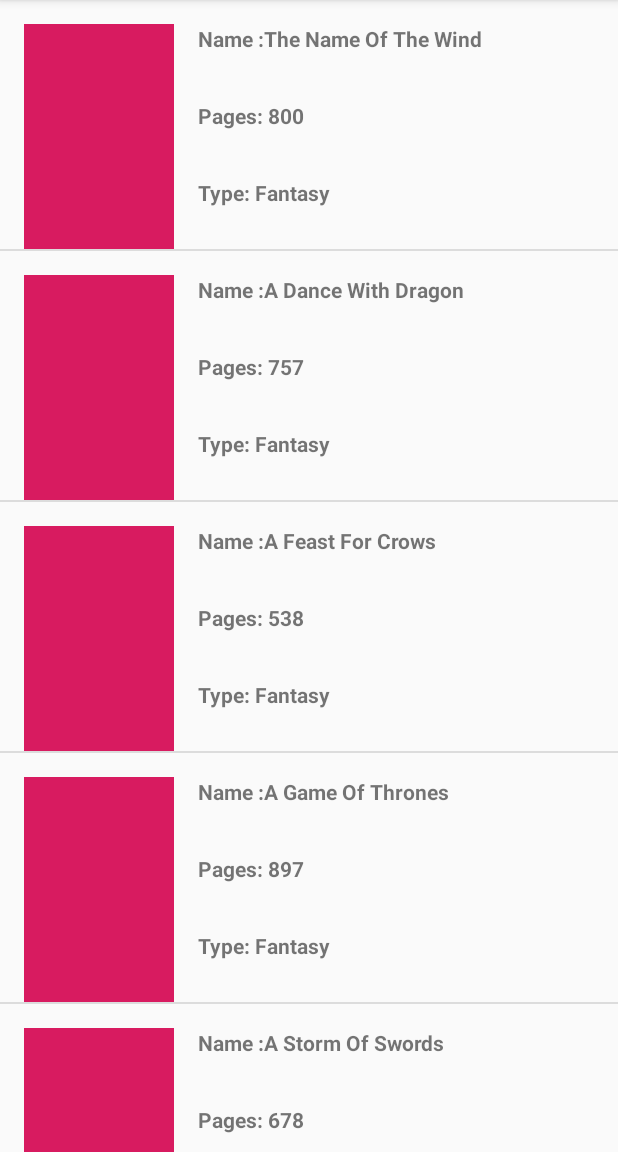
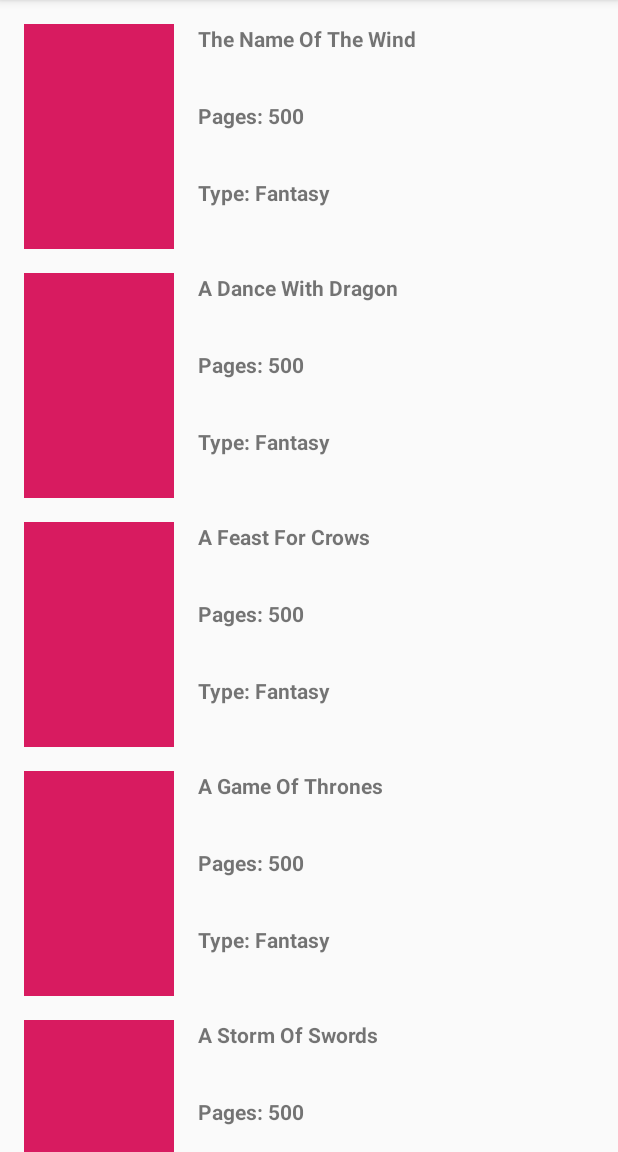
Before and after one commit to onurtemiz/BookLister, an Android app: the screen it shows after launch (MainActivity), on a phone screen of 412 x 824 dp, the part 84-1236 px from its top. Run offline under Robolectric (Android 15) with nearby library versions, the phone set to English and light mode, and no system bars.

Commit message:
Replaced With RecyclerView

```diff
--- a/app/src/main/java/com/example/booklister/BookAdapter.java
+++ b/app/src/main/java/com/example/booklister/BookAdapter.java
@@ -10,39 +10,47 @@ import android.widget.TextView;
 
 import androidx.annotation.NonNull;
 import androidx.annotation.Nullable;
+import androidx.recyclerview.widget.RecyclerView;
 
 import java.util.List;
 
-public class BookAdapter extends ArrayAdapter<Book> {
+public class BookAdapter extends RecyclerView.Adapter<BookAdapter.ViewHolder> {
 
 
-    public BookAdapter(@NonNull Context context, @NonNull List<Book> objects) {
-        super(context, 0, objects);
+    public class ViewHolder extends RecyclerView.ViewHolder{
+        public TextView bookName;
+
+        public ViewHolder(View itemView){
+            super(itemView);
+            bookName = (TextView) itemView.findViewById(R.id.bookName);
+
+        }
     }
 
-    @NonNull
+    private List<Book> books;
+
+    public BookAdapter(List<Book> b){
+        books = b;
+    }
+
     @Override
-    public View getView(int position, @Nullable View convertView, @NonNull ViewGroup parent) {
-        View rootView = convertView;
-        if (rootView == null){
-            rootView = LayoutInflater.from(getContext()).inflate(R.layout.book,parent,false);
-        }
-        Book book = getItem(position);
+    public BookAdapter.ViewHolder onCreateViewHolder(ViewGroup parent, int viewType){
+        Context context = parent.getContext();
+        LayoutInflater inflater = LayoutInflater.from(context);
+        View contactView = inflater.inflate(R.layout.book,parent,false);
+        ViewHolder viewHolder = new ViewHolder(contactView);
+        return viewHolder;
+    }
 
-        TextView bookName = (TextView) rootView.findViewById(R.id.bookName);
-        bookName.setText("Name :" + book.getBookName());
+    @Override
+    public void onBindViewHolder(BookAdapter.ViewHolder viewHolder,int position){
+        Book book = books.get(position);
+        TextView bookName = viewHolder.bookName;
+        bookName.setText(book.getBookName());
+    }
 
-        TextView bookType = (TextView) rootView.findViewById(R.id.bookType);
-        bookType.setText("Type: " + book.getBookType());
-
-        TextView bookPages = (TextView) rootView.findViewById(R.id.bookPage);
-        bookPages.setText("Pages: " + book.getBookPages());
-
-        return rootView;
-
-
-
-
-
+    @Override
+    public int getItemCount(){
+        return books.size();
     }
 }
--- a/app/src/main/java/com/example/booklister/MainActivity.java
+++ b/app/src/main/java/com/example/booklister/MainActivity.java
@@ -1,11 +1,11 @@
 package com.example.booklister;
-
 import androidx.appcompat.app.AppCompatActivity;
-import androidx.constraintlayout.widget.ConstraintLayout;
+import androidx.recyclerview.widget.LinearLayoutManager;
+import androidx.recyclerview.widget.RecyclerView;
+import androidx.viewpager.widget.ViewPager;
+import androidx.viewpager2.widget.ViewPager2;
 
 import android.os.Bundle;
-import android.widget.LinearLayout;
-import android.widget.ListView;
 
 import java.util.ArrayList;
 import java.util.List;
@@ -18,6 +18,7 @@ public class MainActivity extends AppCompatActivity {
     protected void onCreate(Bundle savedInstanceState) {
         super.onCreate(savedInstanceState);
         setContentView(R.layout.book_list);
+
         books.add(new Book("The Name Of The Wind","Fantasy","800",0));
         books.add(new Book("A Dance With Dragon","Fantasy","757",0));
         books.add(new Book("A Feast For Crows","Fantasy","538",0));
@@ -27,8 +28,15 @@ public class MainActivity extends AppCompatActivity {
         books.add(new Book("Harry Potter And The Order Of The Phoenix","Fantasy","653",0));
         books.add(new Book("Harry Potter And The Philosopher's Stone","Fantasy","231",0));
         books.add(new Book("The World Of Ice And Fire","Fantasy","582",0));
-        BookAdapter bookAdapter = new BookAdapter(this,books);
-        ListView listView = (ListView) findViewById(R.id.bookListView);
-        listView.setAdapter(bookAdapter);
+
+
+        RecyclerView recyclerView = (RecyclerView) findViewById(R.id.bookListView);
+        System.out.println(recyclerView.toString());
+        BookAdapter bookAdapter = new BookAdapter(books);
+        recyclerView.setAdapter(bookAdapter);
+        recyclerView.setLayoutManager(new LinearLayoutManager(this));
+
+
+
     }
 }
--- a/app/src/main/res/layout/book.xml
+++ b/app/src/main/res/layout/book.xml
@@ -3,7 +3,7 @@
     xmlns:app="http://schemas.android.com/apk/res-auto"
     xmlns:tools="http://schemas.android.com/tools"
     android:layout_width="match_parent"
-    android:layout_height="match_parent"
+    android:layout_height="wrap_content"
     android:orientation="vertical">
 
     <TextView
--- a/app/src/main/res/layout/book_list.xml
+++ b/app/src/main/res/layout/book_list.xml
@@ -1,8 +1,16 @@
 <?xml version="1.0" encoding="utf-8"?>
-<ListView xmlns:android="http://schemas.android.com/apk/res/android"
-    android:orientation="vertical" android:layout_width="match_parent"
-    android:layout_height="match_parent"
-    android:id="@+id/bookListView"
-    >
+<androidx.constraintlayout.widget.ConstraintLayout xmlns:android="http://schemas.android.com/apk/res/android"
+    xmlns:app="http://schemas.android.com/apk/res-auto"
+    android:layout_width="match_parent"
+    android:layout_height="match_parent">
 
-</ListView>
+    <androidx.recyclerview.widget.RecyclerView
+        android:id="@+id/bookListView"
+        android:layout_width="0dp"
+        android:layout_height="match_parent"
+        app:layout_constraintBottom_toBottomOf="parent"
+        app:layout_constraintEnd_toEndOf="parent"
+        app:layout_constraintStart_toStartOf="parent"
+        app:layout_constraintTop_toTopOf="parent" />
+
+</androidx.constraintlayout.widget.ConstraintLayout>
--- a/app/src/main/res/values/strings.xml
+++ b/app/src/main/res/values/strings.xml
@@ -3,4 +3,7 @@
     <string name="bookName">Name: Yüzüklerin Efendisi: Kralın Dönüşü</string>
     <string name="bookPages">Pages: 500</string>
     <string name="bookType">Type: Fantasy</string>
+
+    <!-- TODO: Remove or change this placeholder text -->
+    <string name="hello_blank_fragment">Hello blank fragment</string>
 </resources>
```
Also changed, not shown: app/build.gradle (+10 -4 lines), app/src/main/java/com/example/booklister/BookPagerAdapter.java (added, +30 -0 lines), app/src/main/java/com/example/booklister/FantasyFragment.java (added, +60 -0 lines), app/src/main/res/layout/activity_main.xml (+3 -7 lines).
